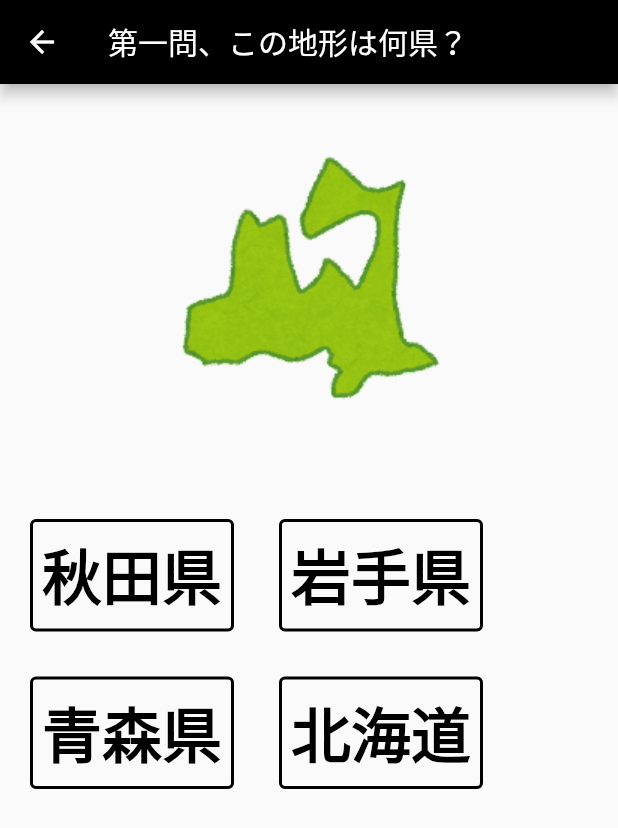
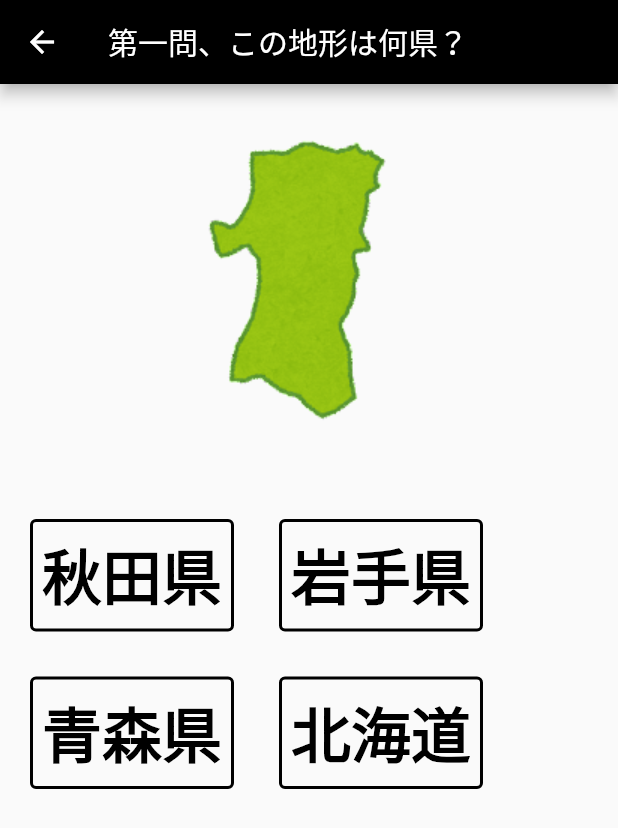
Before and after one commit to HikaruKusanagi/Prefectures47, a Flutter app: the QuizPage screen opened directly, on a phone screen of 412 x 824 dp. Shown: the top 828 px of the screen. Run offline on Flutter 3.47's test engine with Material 2 defaults, Android fonts, the phone set to English and light mode, and no system bars; our stand-ins replace dio.

Commit message:
no message

```diff
--- a/lib/quiz_page.dart
+++ b/lib/quiz_page.dart
@@ -20,7 +20,7 @@ class _QuizPageState extends State<QuizPage> {
       'images/1_hokkaidou.png',
       'images/2_touhoku1__aomori.png',
       'images/2_touhoku2__iwate.png',
-
+      'images/2_touhoku3__miyagi.png',
       'images/2_touhoku4__akita.png',
     ];
 
```
